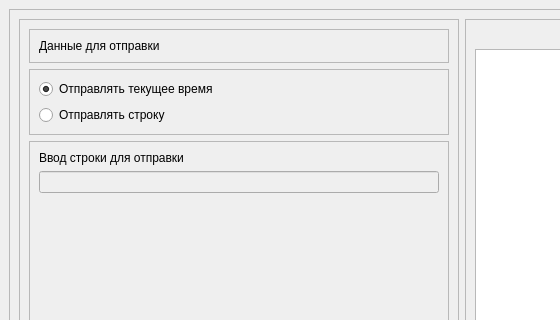
First picture: the form in source/mainwindow.ui, repository J1n4ed/CPP07_QT_Les09_Hw01, before the edit; both pictures show x 0 to 560 and y 0 to 320 of the 1004 by 620 pixel window.
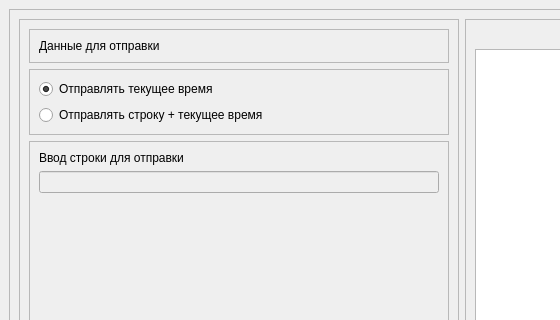
Second picture: the form after the edit.

Diff of the .ui file:
```diff
--- a/source/mainwindow.ui
+++ b/source/mainwindow.ui
@@ -86,7 +86,7 @@
              <item>
               <widget class="QRadioButton" name="rb_send_text">
                <property name="text">
-                <string>Отправлять строку</string>
+                <string>Отправлять строку + текущее время</string>
                </property>
               </widget>
              </item>
```
